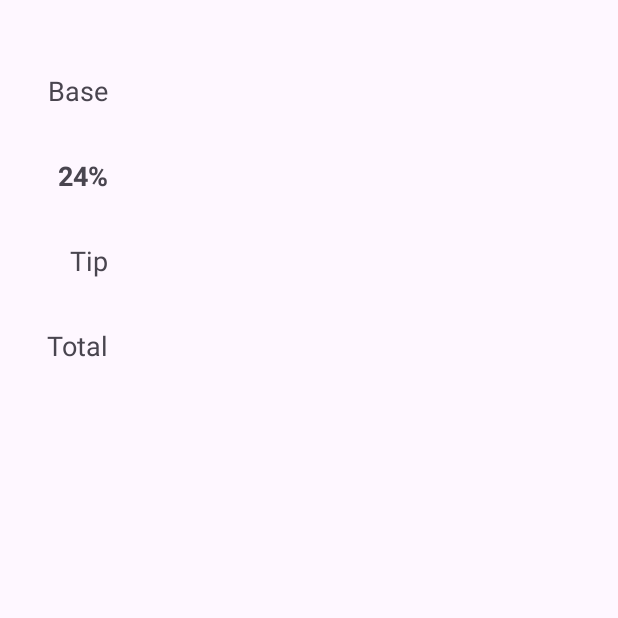
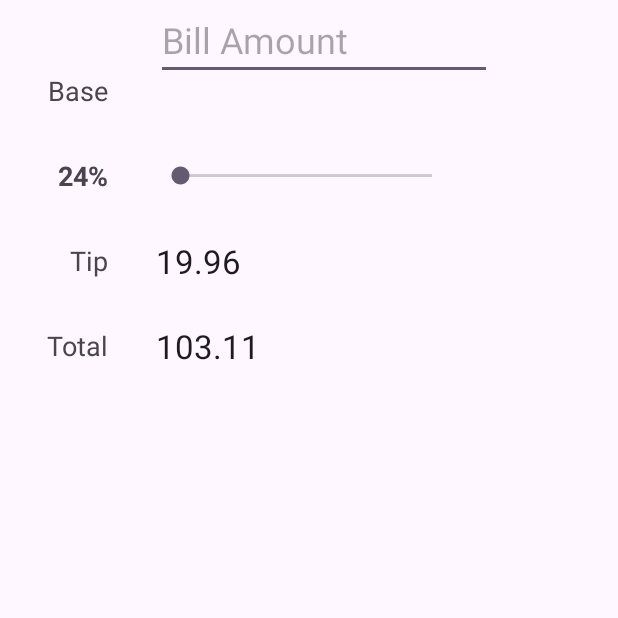
Before and after one commit to mushfiqurrahman-git/TipCalculator, an Android app: the screen it shows after launch (MainActivity), on a phone screen of 412 x 824 dp, the top half of it. Run offline under Robolectric (Android 15) with nearby library versions, the phone set to English and light mode, and no system bars.

Commit message:
xml full setup

```diff
--- a/app/src/main/res/layout/activity_main.xml
+++ b/app/src/main/res/layout/activity_main.xml
@@ -48,4 +48,45 @@
         android:textAppearance="@style/TextAppearance.AppCompat.Medium"
         app:layout_constraintEnd_toEndOf="@id/tvBaseLabel"
         app:layout_constraintTop_toBottomOf="@+id/tvTipLabel" />
+
+    <EditText
+        android:id="@+id/etBaseAmount"
+        android:layout_width="wrap_content"
+        android:layout_height="wrap_content"
+        android:layout_marginStart="32dp"
+        android:ems="8"
+        android:hint="Bill Amount"
+        android:inputType="numberDecimal"
+        android:textSize="24sp"
+        app:layout_constraintStart_toEndOf="@+id/tvBaseLabel"
+        tools:layout_editor_absoluteY="28dp" />
+
+    <SeekBar
+        android:id="@+id/seekBarTip"
+        android:layout_width="200dp"
+        android:layout_height="wrap_content"
+        android:max="30"
+        app:layout_constraintBottom_toBottomOf="@+id/tvTipPercentLabel"
+        app:layout_constraintStart_toStartOf="@+id/etBaseAmount"
+        app:layout_constraintTop_toTopOf="@+id/tvTipPercentLabel" />
+
+    <TextView
+        android:id="@+id/tvTipAmount"
+        android:layout_width="wrap_content"
+        android:layout_height="wrap_content"
+        android:text="19.96"
+        android:textAppearance="@style/TextAppearance.AppCompat.Large"
+        app:layout_constraintBottom_toBottomOf="@+id/tvTipLabel"
+        app:layout_constraintStart_toStartOf="@+id/seekBarTip"
+        app:layout_constraintTop_toTopOf="@+id/tvTipLabel" />
+
+    <TextView
+        android:id="@+id/tvTotalAmount"
+        android:layout_width="wrap_content"
+        android:layout_height="wrap_content"
+        android:text="103.11"
+        android:textAppearance="@style/TextAppearance.AppCompat.Large"
+        app:layout_constraintBottom_toBottomOf="@+id/tvTotalLabel"
+        app:layout_constraintStart_toStartOf="@+id/tvTipAmount"
+        app:layout_constraintTop_toTopOf="@+id/tvTotalLabel" />
 </androidx.constraintlayout.widget.ConstraintLayout>
```
